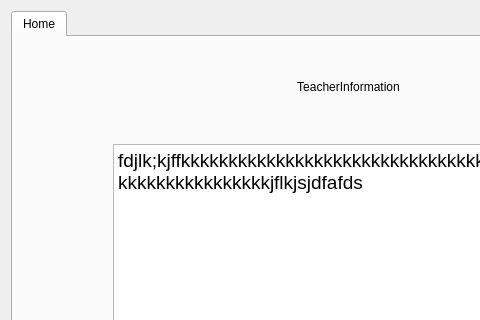
First picture: the form in Jobs-of-SoftwareEngineer/Codeing/Scut/course.ui, repository CSLP/CPP, before the edit; both pictures show x 0 to 480 and y 0 to 320 of the 1234 by 765 pixel window.
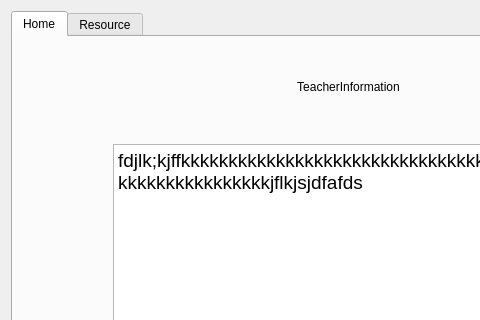
Second picture: the form after the edit. The open tabs and pages were chosen to show the change.

```diff
--- a/Jobs-of-SoftwareEngineer/Codeing/Scut/course.ui
+++ b/Jobs-of-SoftwareEngineer/Codeing/Scut/course.ui
@@ -132,6 +132,11 @@
        </layout>
       </widget>
      </widget>
+     <widget class="QWidget" name="resourceTab">
+      <attribute name="title">
+       <string>Resource</string>
+      </attribute>
+     </widget>
     </widget>
    </item>
   </layout>
```
Left out of the diff: 4 changed lines with no effect on the pictures.
